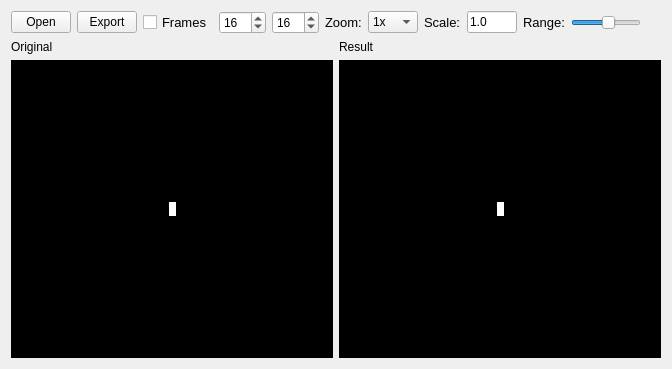
First picture: the form in src/imageconverterdialog.ui, repository lamestation/lsimage, before the edit.
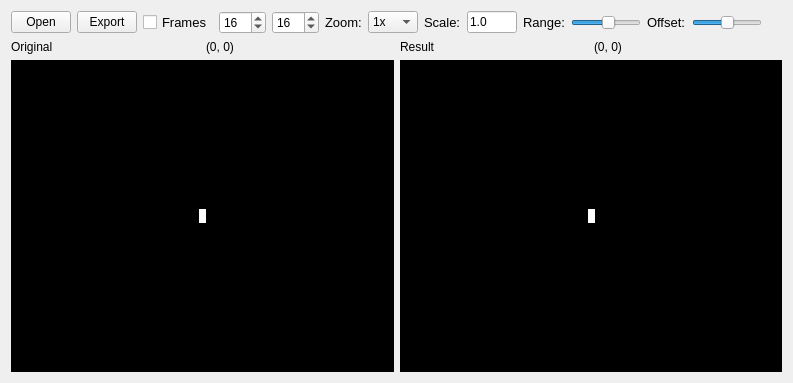
Second picture: the form after the edit.

Commit message: Add range offset control

```diff
--- a/src/imageconverterdialog.ui
+++ b/src/imageconverterdialog.ui
@@ -6,8 +6,8 @@
    <rect>
     <x>0</x>
     <y>0</y>
-    <width>672</width>
-    <height>369</height>
+    <width>793</width>
+    <height>383</height>
    </rect>
   </property>
   <property name="windowTitle">
@@ -254,6 +254,43 @@
        </property>
       </widget>
      </item>
+     <item>
+      <widget class="QLabel" name="label_4">
+       <property name="font">
+        <font>
+         <pointsize>10</pointsize>
+        </font>
+       </property>
+       <property name="text">
+        <string>Offset:</string>
+       </property>
+      </widget>
+     </item>
+     <item>
+      <widget class="QSlider" name="offset">
+       <property name="minimumSize">
+        <size>
+         <width>70</width>
+         <height>0</height>
+        </size>
+       </property>
+       <property name="maximumSize">
+        <size>
+         <width>70</width>
+         <height>16777215</height>
+        </size>
+       </property>
+       <property name="minimum">
+        <number>-128</number>
+       </property>
+       <property name="maximum">
+        <number>127</number>
+       </property>
+       <property name="orientation">
+        <enum>Qt::Horizontal</enum>
+       </property>
+      </widget>
+     </item>
      <item>
       <spacer name="horizontalSpacer_3">
        <property name="orientation">
@@ -270,15 +307,26 @@
     </layout>
    </item>
    <item>
-    <layout class="QHBoxLayout" name="horizontalLayout">
+    <layout class="QHBoxLayout" name="horizontalLayout_6">
      <item>
-      <layout class="QVBoxLayout" name="verticalLayout">
+      <layout class="QVBoxLayout" name="verticalLayout_4">
        <item>
-        <widget class="QLabel" name="resultTitle_2">
-         <property name="text">
-          <string>Original</string>
-         </property>
-        </widget>
+        <layout class="QHBoxLayout" name="horizontalLayout">
+         <item>
+          <widget class="QLabel" name="originalTitle">
+           <property name="text">
+            <string>Original</string>
+           </property>
+          </widget>
+         </item>
+         <item>
+          <widget class="QLabel" name="originalSize">
+           <property name="text">
+            <string>(0, 0)</string>
+           </property>
+          </widget>
+         </item>
+        </layout>
        </item>
        <item>
         <widget class="QScrollArea" name="originalViewport">
@@ -354,8 +402,8 @@
            <rect>
             <x>0</x>
             <y>0</y>
-            <width>319</width>
-            <height>285</height>
+            <width>380</width>
+            <height>297</height>
            </rect>
           </property>
           <layout class="QVBoxLayout" name="verticalLayout_3">
@@ -856,13 +904,24 @@
       </layout>
      </item>
      <item>
-      <layout class="QVBoxLayout" name="verticalLayout_4">
+      <layout class="QVBoxLayout" name="verticalLayout">
        <item>
-        <widget class="QLabel" name="resultTitle">
-         <property name="text">
-          <string>Result</string>
-         </property>
-        </widget>
+        <layout class="QHBoxLayout" name="horizontalLayout_3">
+         <item>
+          <widget class="QLabel" name="resultTitle">
+           <property name="text">
+            <string>Result</string>
+           </property>
+          </widget>
+         </item>
+         <item>
+          <widget class="QLabel" name="resultSize">
+           <property name="text">
+            <string>(0, 0)</string>
+           </property>
+          </widget>
+         </item>
+        </layout>
        </item>
        <item>
         <widget class="QScrollArea" name="resultViewport">
@@ -938,8 +997,8 @@
            <rect>
             <x>0</x>
             <y>0</y>
-            <width>319</width>
-            <height>285</height>
+            <width>379</width>
+            <height>297</height>
            </rect>
           </property>
           <layout class="QVBoxLayout" name="verticalLayout_2">
```
The commit also changes 7 other files.
